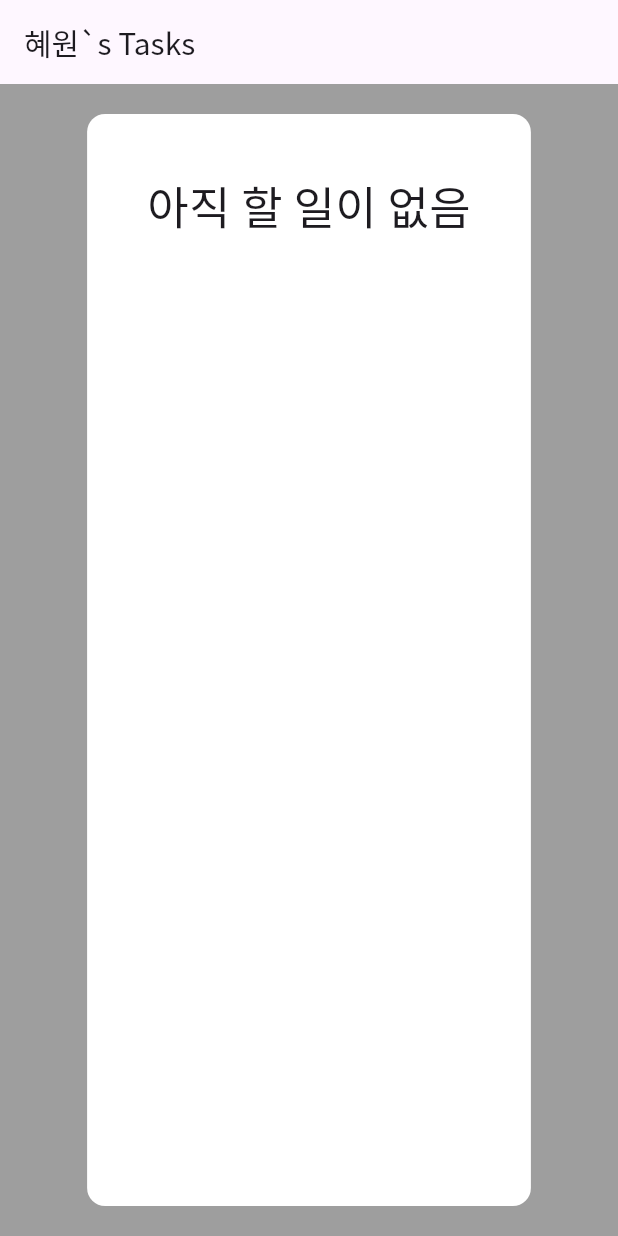
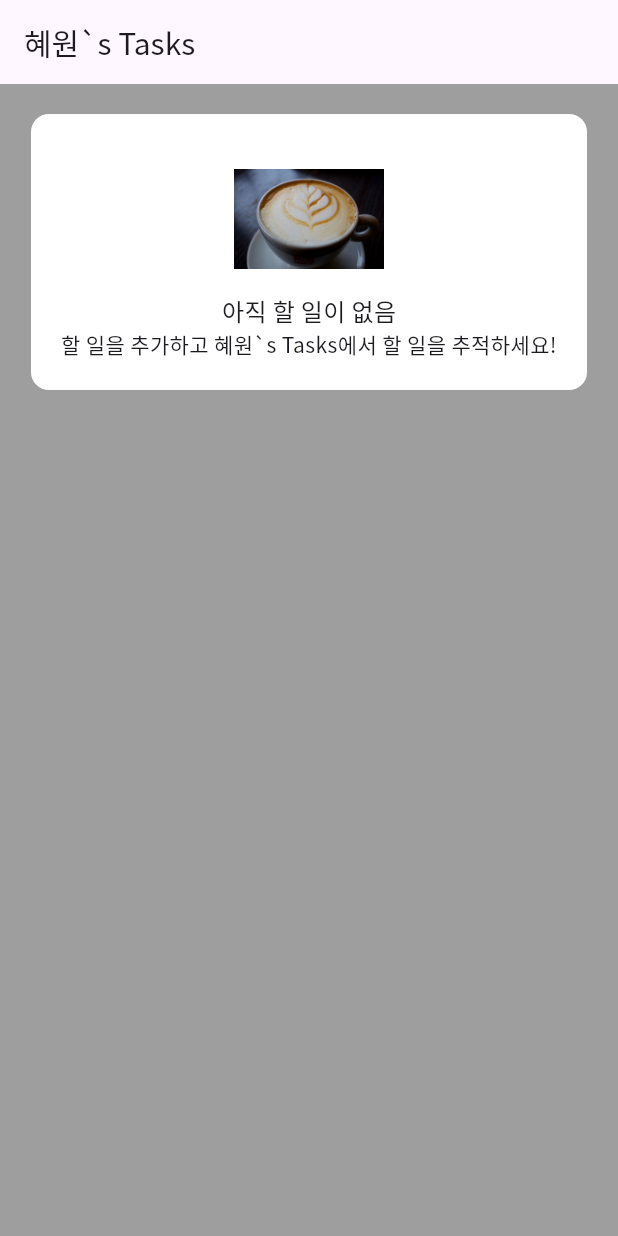
Before and after one commit to nwnshin/flutter_assignment3_todoapp, a Flutter app: the screen it shows after launch, on a phone screen of 412 x 824 dp. Run offline on Flutter 3.47's test engine with Material 3 defaults, Android fonts, the phone set to English and light mode, and no system bars.

Commit message:
할일없음

```diff
--- a/lib/main.dart
+++ b/lib/main.dart
@@ -22,8 +22,8 @@ class HomePage extends StatelessWidget {
 
   @override
   Widget build(BuildContext context) {
-    const String userName = '혜원';
-    const String appBarTitle = '$userName`s Tasks';
+    String userName = '혜원';
+    String appBarTitle = '$userName`s Tasks';
 
     return Scaffold(
       backgroundColor: Colors.grey,
@@ -36,15 +36,7 @@ class HomePage extends StatelessWidget {
       body: Center(
         child: Container(
           margin: const EdgeInsets.all(20),
-          padding: const EdgeInsets.all(20),
-          decoration: BoxDecoration(
-            color: Colors.white,
-            borderRadius: BorderRadius.circular(12),
-          ),
-          child: Column(
-            crossAxisAlignment: CrossAxisAlignment.start,
-            children: [NoTodo()],
-          ),
+          child: Column(children: [NoTodo(appBarTitle), SizedBox(width: 12)]),
         ),
       ),
     );
--- a/lib/no_todo.dart
+++ b/lib/no_todo.dart
@@ -1,13 +1,31 @@
 import 'package:flutter/material.dart';
 
 class NoTodo extends StatelessWidget {
+  NoTodo(this.title);
+
+  String title;
+
   @override
   Widget build(BuildContext context) {
-    return Padding(
+    return Container(
+      decoration: BoxDecoration(
+        color: Colors.white,
+        borderRadius: BorderRadius.circular(12),
+      ),
       padding: const EdgeInsets.all(20),
-      child: Text(
-        '아직 할 일이 없음',
-        style: TextStyle(fontSize: 30, fontWeight: FontWeight.w500),
+      child: Column(
+        children: [
+          Image.asset('assets/images/coffee.jpg', width: 100, height: 100),
+          Text(
+            '아직 할 일이 없음',
+            style: TextStyle(fontSize: 16, fontWeight: FontWeight.w500),
+          ),
+          Text(
+            '할 일을 추가하고 $title에서 할 일을 추적하세요!',
+            textAlign: TextAlign.center,
+            style: TextStyle(fontSize: 14, height: 1.5),
+          ),
+        ],
       ),
     );
   }
--- a/pubspec.yaml
+++ b/pubspec.yaml
@@ -17,6 +17,8 @@ dev_dependencies:
 
 flutter:
   uses-material-design: true
+  assets:
+    - assets/images/
   fonts:
     - family: NotoSansKR
       fonts:
```
